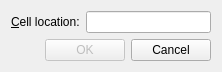
stardvst/qt, file QtGuiApp/QtGuiApp/gotocelldialog.ui: the form before one commit.
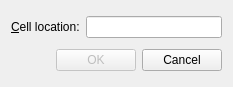
The form after the commit.

Patch:
```diff
--- a/QtGuiApp/QtGuiApp/gotocelldialog.ui
+++ b/QtGuiApp/QtGuiApp/gotocelldialog.ui
@@ -6,8 +6,8 @@
    <rect>
     <x>0</x>
     <y>0</y>
-    <width>222</width>
-    <height>71</height>
+    <width>233</width>
+    <height>87</height>
    </rect>
   </property>
   <property name="windowTitle">
```
